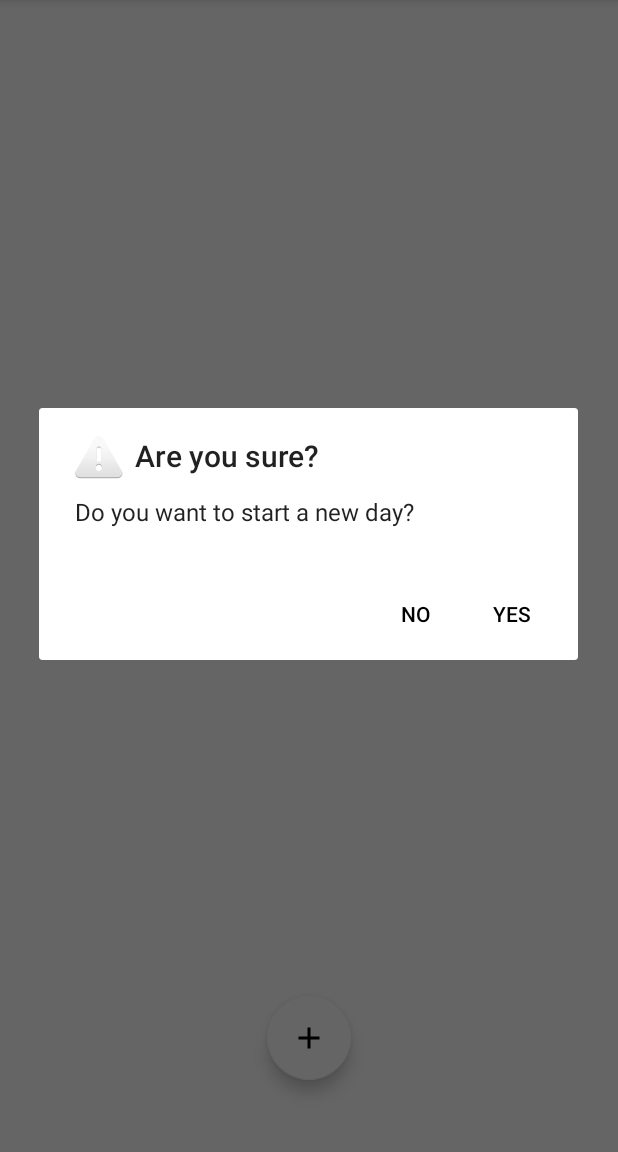
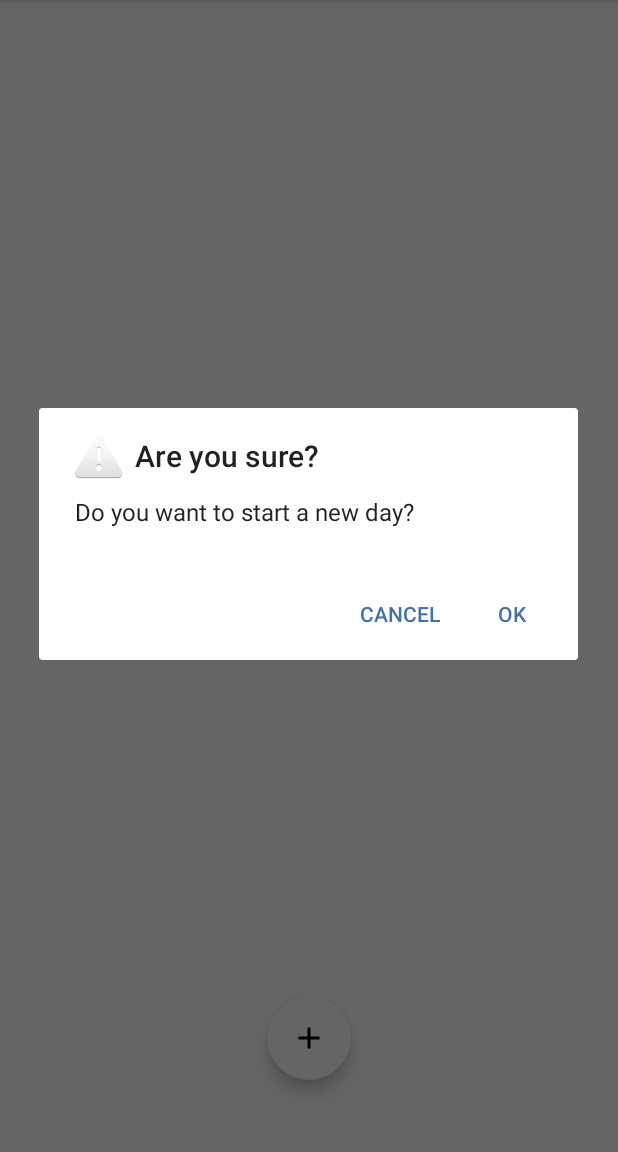
Before and after one commit to TomRoberts97/DayPlanner, an Android app: the screen it shows after launch (MainActivity), after a tap on "Start new day", on a phone screen of 412 x 824 dp, the part 84-1236 px from its top. Run offline under Robolectric (Android 15) with nearby library versions, the phone set to English and light mode, and no system bars.

Commit message:
Validation for Email dialog implemented, some small UI changes

```diff
--- a/app/src/main/java/com/tomrob/dayplanner/AddTimeSlotActivity.java
+++ b/app/src/main/java/com/tomrob/dayplanner/AddTimeSlotActivity.java
@@ -53,11 +53,11 @@ public class AddTimeSlotActivity extends AppCompatActivity implements AdapterVie
         fillSpinner();
 
 
-        textViewDate = findViewById(R.id.TextViewDateDisplay);
+       /* textViewDate = findViewById(R.id.TextViewDateDisplay);
         Date date = Calendar.getInstance().getTime();
         DateFormat dateFormat = new SimpleDateFormat("dd/MM/yyyy");
         String todayDate = dateFormat.format(date);
-        textViewDate.setText(todayDate);
+        textViewDate.setText(todayDate);*/
 
 
 
--- a/app/src/main/java/com/tomrob/dayplanner/CustomArrayAdapter.java
+++ b/app/src/main/java/com/tomrob/dayplanner/CustomArrayAdapter.java
@@ -1,5 +1,6 @@
 package com.tomrob.dayplanner;
 
+import android.os.Build;
 import android.view.LayoutInflater;
 import android.view.View;
 import android.view.ViewGroup;
@@ -7,10 +8,14 @@ import android.widget.ImageView;
 import android.widget.TextView;
 import android.widget.Toast;
 
+import java.text.SimpleDateFormat;
+import java.time.LocalTime;
 import java.util.ArrayList;
+import java.util.Date;
 import java.util.List;
 
 import androidx.annotation.NonNull;
+import androidx.annotation.RequiresApi;
 import androidx.recyclerview.widget.RecyclerView;
 
 public class CustomArrayAdapter extends RecyclerView.Adapter<CustomArrayAdapter.MyViewHolder> {
@@ -87,6 +92,7 @@ public class CustomArrayAdapter extends RecyclerView.Adapter<CustomArrayAdapter.
         return evh;
     }
 
+    @RequiresApi(api = Build.VERSION_CODES.O)
     @Override
     public void onBindViewHolder(@NonNull MyViewHolder holder, int position) {
         TimeSlot currentItem = timeSlotList.get(position);
@@ -95,6 +101,27 @@ public class CustomArrayAdapter extends RecyclerView.Adapter<CustomArrayAdapter.
         // problem started after adding validation on Add activity , no idea why,
         switch (currentItem.getTimeSlotType()) {
             case "Work":
+
+              /*  // working on different coloured images when a time slot is complete
+                final SimpleDateFormat dateFormat = new SimpleDateFormat("HH:mm");
+                String time = dateFormat.format(new Date());
+
+                LocalTime start = LocalTime.parse(currentItem.getEndTime());
+                LocalTime stop = LocalTime.parse(time);
+
+                boolean isStopAfterStart = stop.isAfter(start);
+
+                if (isStopAfterStart) {
+                    // start time is smaller
+
+                    return;
+                } else {
+                    // start time is larger
+
+                }*/
+
+
+
                 holder.myImageView.setImageResource(R.drawable.ic_baseline_laptop_windows_24);
                 break;
             case "Workout":
--- a/app/src/main/java/com/tomrob/dayplanner/MainActivity.java
+++ b/app/src/main/java/com/tomrob/dayplanner/MainActivity.java
@@ -63,7 +63,7 @@ public class MainActivity extends AppCompatActivity implements CustomDialog.Cust
                    .setIcon(android.R.drawable.ic_dialog_alert)
                    .setTitle("Are you sure?")
                    .setMessage("Do you want to start a new day?")
-                   .setPositiveButton("Yes", new DialogInterface.OnClickListener() {
+                   .setPositiveButton("Ok", new DialogInterface.OnClickListener() {
                        @Override
                        public void onClick(DialogInterface dialogInterface, int i) {
 
@@ -77,7 +77,7 @@ public class MainActivity extends AppCompatActivity implements CustomDialog.Cust
 
                        }
                    })
-                   .setNegativeButton("No", null)
+                   .setNegativeButton("Cancel", null)
                    .show();
 
 
@@ -292,14 +292,14 @@ public class MainActivity extends AppCompatActivity implements CustomDialog.Cust
         String emailStart = "Todays Plan!\n" + timeSlotList.get(0).getDate() + "\n\n";
 
         String timeSlotString = "";
-        String timeSlots = "";
+        StringBuilder timeSlots = new StringBuilder();
         for(int i = 0; i < timeSlotList.size() ; i++){
             TimeSlot timeSlot = timeSlotList.get(i);
 
             timeSlotString = timeSlot.getStartTime() + " - " + timeSlot.getEndTime() + "\n"
                               + timeSlot.getTimeSlotType() + "\n"
                                 + timeSlot.getDescriptionHeader() + "\n\n";
-            timeSlots += timeSlotString;
+            timeSlots.append(timeSlotString);
         }
 
 
--- a/app/src/main/res/values/styles.xml
+++ b/app/src/main/res/values/styles.xml
@@ -22,11 +22,11 @@
     </style>
 
     <style name="NegativeButtonStyle" parent="Widget.AppCompat.Button.ButtonBar.AlertDialog">
-        <item name="android:textColor">#000000</item>
+        <item name="android:textColor">#4571a6</item>
     </style>
 
     <style name="PositiveButtonStyle" parent="Widget.AppCompat.Button.ButtonBar.AlertDialog">
-        <item name="android:textColor">#000000</item>
+        <item name="android:textColor">#4571a6</item>
     </style>
 
 
```
Also changed, not shown: app/src/main/java/com/tomrob/dayplanner/CustomDialog.java (+47 -1 lines), app/src/main/res/layout/activity_add_time_slot.xml (+5 -4 lines).
